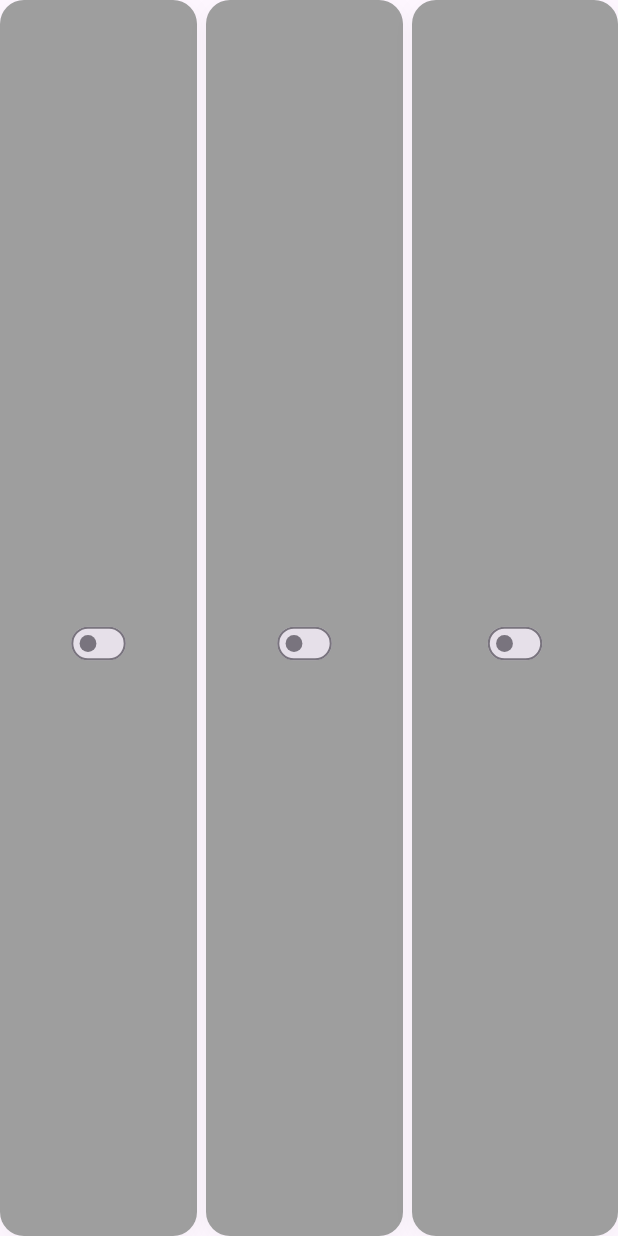
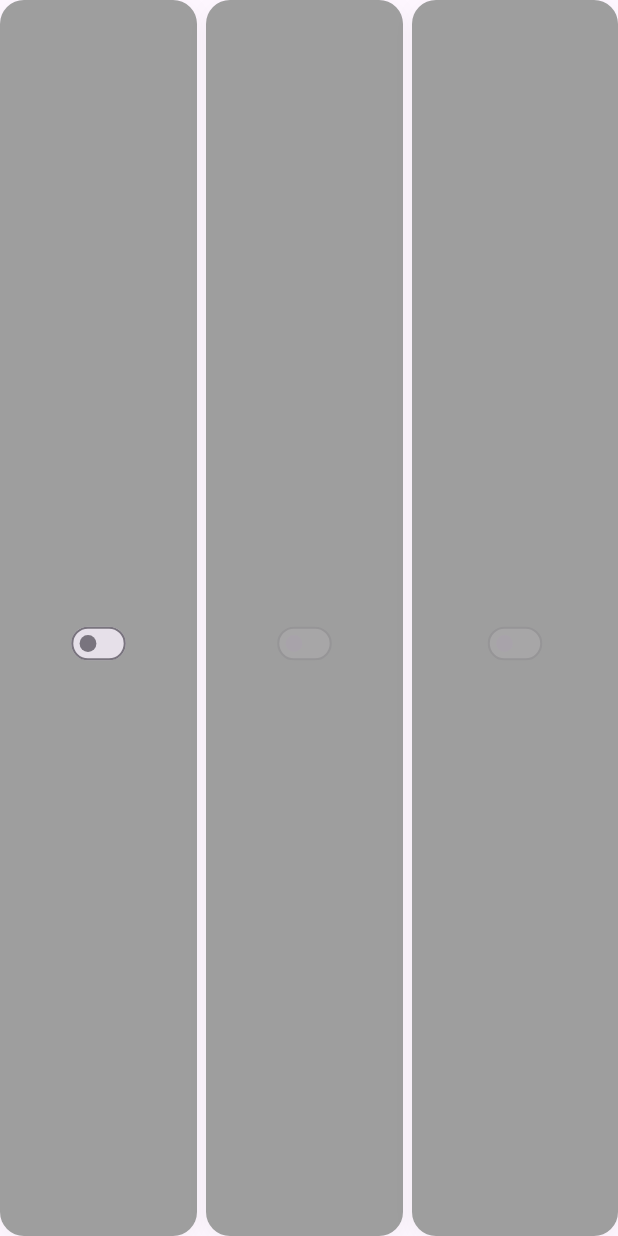
Before and after one commit to quanghuy110605/IoT, a Flutter app: the ControlGridWidget widget shown alone on an empty page, opened directly with empty values, on a phone screen of 412 x 824 dp. Run offline on Flutter 3.47's test engine with Material 3 defaults, Android fonts, the phone set to English and light mode, and no system bars; our stand-ins replace firebase_core, firebase_database, fl_chart; accounts and stored records are empty.

Commit message:
fix: disable manual turn on for fan and buzzer, sync initial stream state

```diff
--- a/web_1/lib/models/dashboard_models.dart
+++ b/web_1/lib/models/dashboard_models.dart
@@ -13,5 +13,6 @@ class ControlItem {
   final IconData icon;
   final Color color;
   final void Function(bool) onChange;
-  const ControlItem(this.label, this.isOn, this.icon, this.color, this.onChange);
+  final bool canTurnOn;
+  const ControlItem(this.label, this.isOn, this.icon, this.color, this.onChange, {this.canTurnOn = true});
 }
--- a/web_1/lib/widgets/control_grid_widget.dart
+++ b/web_1/lib/widgets/control_grid_widget.dart
@@ -50,6 +50,7 @@ class ControlGridWidget extends StatelessWidget {
         Icons.wind_power_rounded,
         Colors.cyan,
         (v) => onUpdateControl("Fan", v ? 1 : 0),
+        canTurnOn: false,
       ),
       ControlItem(
         "Còi báo",
@@ -57,6 +58,7 @@ class ControlGridWidget extends StatelessWidget {
         Icons.campaign_rounded,
         Colors.red,
         (v) => onUpdateControl("Buzzer", v ? 1 : 0),
+        canTurnOn: false,
       ),
     ];
 
@@ -73,7 +75,10 @@ class ControlGridWidget extends StatelessWidget {
           child: Padding(
             padding: EdgeInsets.only(right: isLast ? 0 : 6),
             child: GestureDetector(
-              onTap: () => item.onChange(!item.isOn),
+              onTap: () {
+                if (!item.canTurnOn && !item.isOn) return;
+                item.onChange(!item.isOn);
+              },
               child: Container(
                 decoration: _boxDec(
                   active ? item.color.withValues(alpha: 0.13) : card,
@@ -105,7 +110,7 @@ class ControlGridWidget extends StatelessWidget {
                       scale: swScale,
                       child: Switch(
                         value: active,
-                        onChanged: item.onChange,
+                        onChanged: (!item.canTurnOn && !item.isOn) ? null : item.onChange,
                         activeThumbColor: item.color,
                         materialTapTargetSize: MaterialTapTargetSize.shrinkWrap,
                       ),
```
Also changed, not shown: 1 other file.
